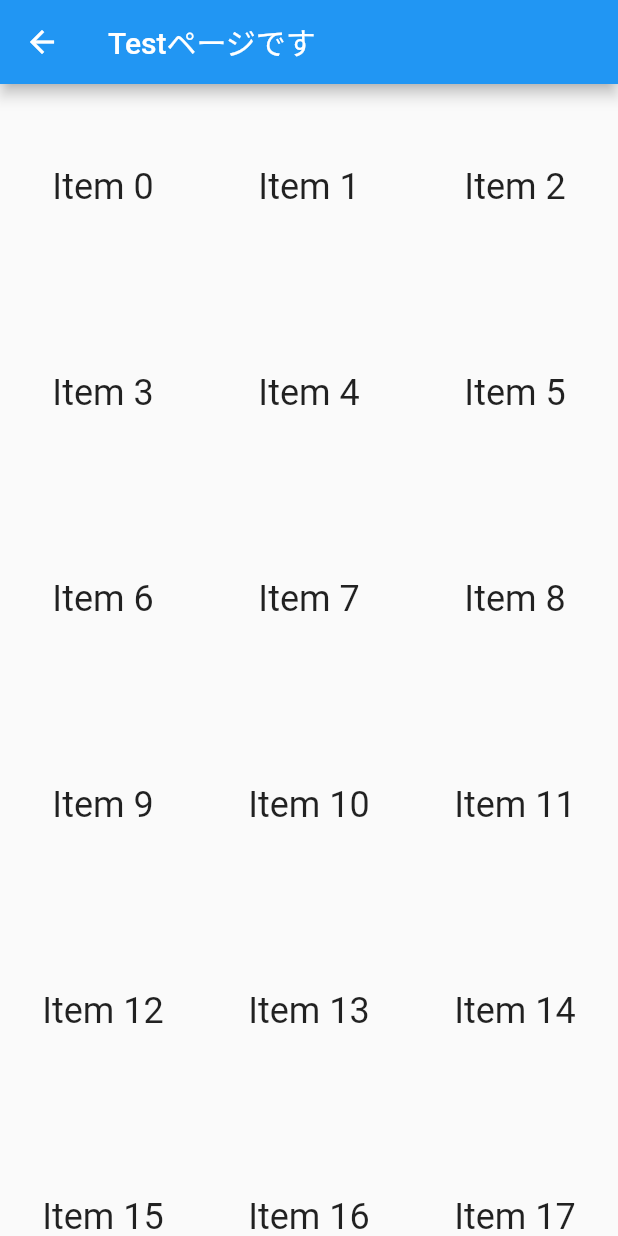
After one commit to tttuuu1234/flutter_practice_app, a Flutter app: the screen it shows after launch, after a tap on the "ac unit" icon, on a phone screen of 412 x 824 dp. The commit adds this screen. Run offline on Flutter 3.47's test engine with Material 2 defaults, Android fonts, the phone set to English and light mode, and no system bars.

Commit message:
テストページの追加

```diff
--- /dev/null
+++ b/lib/widgets/test.dart
@@ -0,0 +1,86 @@
+import 'package:flutter/material.dart';
+
+import './todo_lists.dart';
+
+class Test extends StatelessWidget {
+  final String name;
+
+  Test(this.name);
+
+  @override
+  Widget build(BuildContext context) {
+    return Scaffold(
+      appBar: AppBar(
+        title: Text('Testページです'),
+      ),
+      // body: Container(
+      //   child: Column(
+      //     children: <Widget>[
+      //       // Image.asset('images/0008781035769226-web.jpg'),
+      //       // Image.network(
+      //       //   'https://flutter.github.io/assets-for-api-docs/assets/widgets/owl.jpg',
+      //       // ),
+      //       Icon(Icons.access_time),
+      //       Text(name + 'がテスとページにきました'),
+      //       IconButton(
+      //         icon: Icon(Icons.ac_unit),
+      //         onPressed: () {
+      //           Navigator.pop(context, 'ツバサくんが戻ったよ');
+      //         },
+      //       ),
+      //       TextField(
+      //         autofocus: true,
+      //         decoration: InputDecoration(hintText: '名前を入力 '),
+      //         onChanged: (text) {
+      //           print('変わっているかな? $text');
+      //         },
+      //       ),
+      //       RaisedButton(
+      //         child: Text('押してね'),
+      //         onPressed: () {
+      //           showDialog(
+      //             context: context,
+      //             builder: (context) {
+      //               return AlertDialog(
+      //                 content: Text('保存しますか？'),
+      //               );
+      //             },
+      //           );
+      //         },
+      //       ),
+      //     ],
+      //   ),
+      // ),
+      // body: ListView(
+      //     children: <Widget>[
+      //       ListTile(
+      //         leading: Icon(Icons.map),
+      //         title: Text('Map'),
+      //       ),
+      //       ListTile(
+      //         leading: Icon(Icons.photo_album),
+      //         title: Text('Album'),
+      //       ),
+      //       ListTile(
+      //         leading: Icon(Icons.phone),
+      //         title: Text('Phone'),
+      //       ),
+      //     ],
+      //   ),
+      body: GridView.count(
+        // Create a grid with 2 columns. If you change the scrollDirection to
+        // horizontal, this produces 2 rows.
+        crossAxisCount: 3,
+        // Generate 100 widgets that display their index in the List.
+        children: List.generate(100, (index) {
+          return Center(
+            child: Text(
+              'Item $index',
+              style: Theme.of(context).textTheme.headline5,
+            ),
+          );
+        }),
+      ),
+    );
+  }
+}
--- a/lib/widgets/todo_lists.dart
+++ b/lib/widgets/todo_lists.dart
@@ -2,6 +2,7 @@ import 'package:flutter/material.dart';
 
 import './todo_add.dart';
 import './todo_edit.dart';
+import './test.dart';
 
 class TodoList extends StatefulWidget {
   @override
@@ -74,6 +75,18 @@ class _TodoListState extends State<TodoList> {
                               );
                             },
                           ),
+                          IconButton(
+                            icon: Icon(Icons.ac_unit),
+                            onPressed: () async {
+                              final test = await Navigator.push(
+                                context,
+                                MaterialPageRoute(
+                                  builder: (context) => Test('ツバサ'),
+                                ),
+                              );
+                              print(test);
+                            },
+                          )
                         ],
                       ),
                     )
--- a/pubspec.yaml
+++ b/pubspec.yaml
@@ -45,9 +45,8 @@ flutter:
   uses-material-design: true
 
   # To add assets to your application, add an assets section, like this:
-  # assets:
-  #   - images/a_dot_burr.jpeg
-  #   - images/a_dot_ham.jpeg
+  assets:
+    - images/waiting.png
 
   # An image asset can refer to one or more resolution-specific "variants", see
   # https://flutter.dev/assets-and-images/#resolution-aware.
```
Also changed, not shown: images/waiting.png (added).
